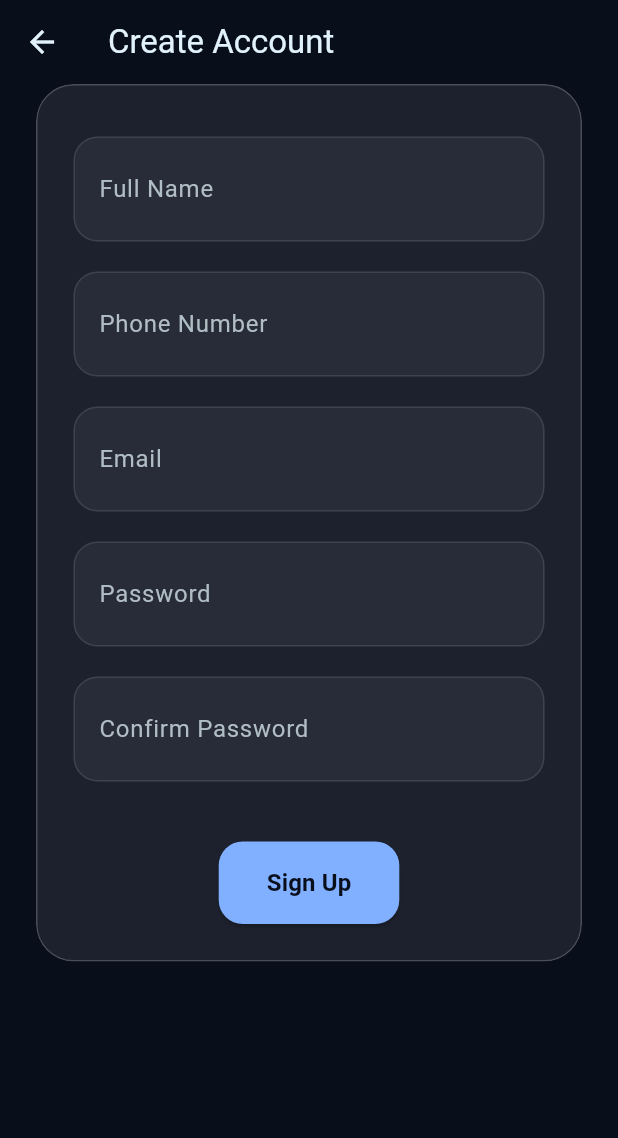
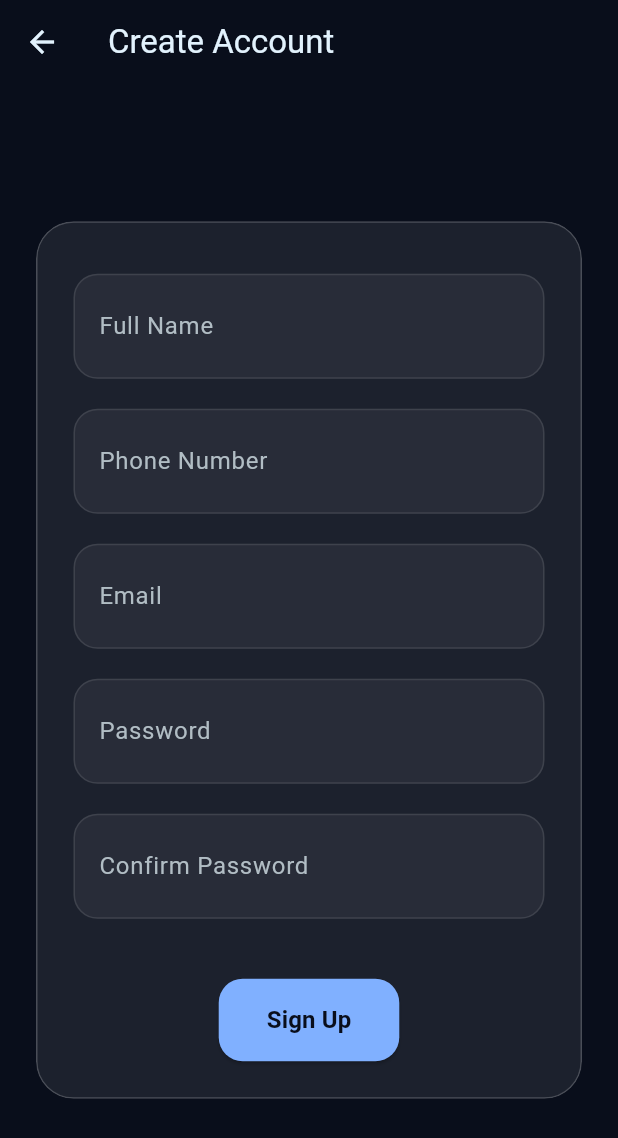
Before and after one commit to Vaibhav2154/civic-eye, a Flutter app: the RegisterPage screen opened directly, on a phone screen of 412 x 824 dp. Shown: the top 1138 px of the screen. Run offline on Flutter 3.47's test engine with Material 3 defaults, Android fonts, the phone set to English and light mode, and no system bars; our stand-ins replace flutter_dotenv, geocoding, geolocator, permission_handler, supabase_flutter; accounts and stored records are empty.

Commit message:
updated register page

```diff
--- a/civiceye_mobile/lib/features/auth/pages/registerpage.dart
+++ b/civiceye_mobile/lib/features/auth/pages/registerpage.dart
@@ -60,6 +60,7 @@ class _RegisterPageState extends State<RegisterPage> {
         });
       }
       if (mounted) {
+        // Pop the current route if registration is successful
         Navigator.pop(context);
       }
     } catch (e) {
@@ -71,10 +72,12 @@ class _RegisterPageState extends State<RegisterPage> {
     }
   }
 
+  // Helper widget for glassmorphic input fields
   Widget _glassInputField({
     required String label,
     required TextEditingController controller,
     bool obscure = false,
+    TextInputType keyboardType = TextInputType.text, // Added keyboardType
   }) {
     return Container(
       margin: const EdgeInsets.symmetric(vertical: 10),
@@ -86,6 +89,7 @@ class _RegisterPageState extends State<RegisterPage> {
       child: TextField(
         controller: controller,
         obscureText: obscure,
+        keyboardType: keyboardType, // Applied keyboardType
         style: const TextStyle(color: textColor),
         decoration: InputDecoration(
           contentPadding: const EdgeInsets.symmetric(horizontal: 16, vertical: 14),
@@ -117,12 +121,25 @@ class _RegisterPageState extends State<RegisterPage> {
         foregroundColor: textColor,
         title: const Text("Create Account"),
       ),
-      body: SingleChildScrollView(
+      // Using LayoutBuilder to get the available height for proper centering
+      body: LayoutBuilder(
+        builder: (BuildContext context, BoxConstraints constraints) {
+          return SingleChildScrollView(
+            // Adjust padding to account for keyboard if it appears
             padding: EdgeInsets.only(
               bottom: MediaQuery.of(context).viewInsets.bottom,
             ),
-        child: Center(
-          child: Padding(
+            child: ConstrainedBox(
+              // Ensure the content takes at least the height of the available space
+              constraints: BoxConstraints(
+                minHeight: constraints.maxHeight,
+              ),
+              child: IntrinsicHeight( // Allows its child (Column) to size itself based on its children's intrinsic heights
+                child: Column(
+                  mainAxisAlignment: MainAxisAlignment.center, // Center content vertically
+                  crossAxisAlignment: CrossAxisAlignment.center, // Center content horizontally
+                  children: [
+                    Padding(
                       padding: const EdgeInsets.symmetric(horizontal: 24),
                       child: ClipRRect(
                         borderRadius: BorderRadius.circular(25),
@@ -136,11 +153,11 @@ class _RegisterPageState extends State<RegisterPage> {
                               border: Border.all(color: Colors.white.withOpacity(0.2)),
                             ),
                             child: Column(
-                    mainAxisSize: MainAxisSize.min,
+                              mainAxisSize: MainAxisSize.min, // Keep column size to content
                               children: [
                                 _glassInputField(label: "Full Name", controller: _nameController),
-                      _glassInputField(label: "Phone Number", controller: _phoneController),
-                      _glassInputField(label: "Email", controller: _emailcontroller),
+                                _glassInputField(label: "Phone Number", controller: _phoneController, keyboardType: TextInputType.phone),
+                                _glassInputField(label: "Email", controller: _emailcontroller, keyboardType: TextInputType.emailAddress),
                                 _glassInputField(label: "Password", controller: _passwordcontroller, obscure: true),
                                 _glassInputField(label: "Confirm Password", controller: _confirmPasswordController, obscure: true),
                                 const SizedBox(height: 30),
@@ -160,7 +177,12 @@ class _RegisterPageState extends State<RegisterPage> {
                         ),
                       ),
                     ),
+                  ],
                 ),
+              ),
+            ),
+          );
+        },
       ),
     );
   }
```
Lines whose indentation alone changed are shown as unchanged.
